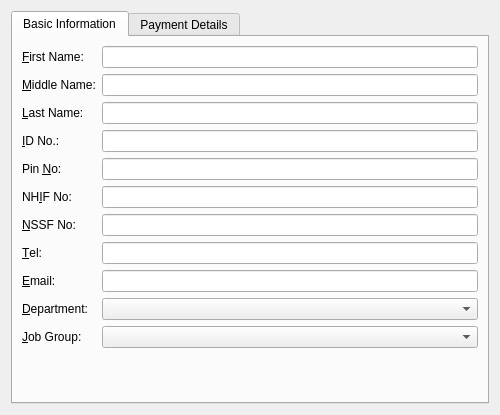
Old version of the form payroll/employeeeditor.ui in the repository jayjay-w/payroll.
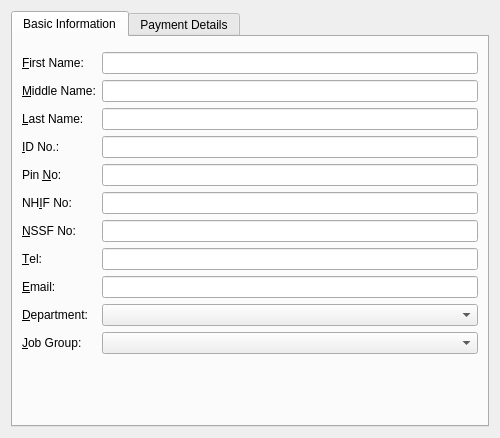
New version of the form. Custom widgets are drawn as their Qt base class.

```diff
--- a/payroll/employeeeditor.ui
+++ b/payroll/employeeeditor.ui
@@ -7,7 +7,7 @@
     <x>0</x>
     <y>0</y>
     <width>500</width>
-    <height>415</height>
+    <height>438</height>
    </rect>
   </property>
   <property name="maximumSize">
@@ -30,33 +30,7 @@
        <string>Basic Information</string>
       </attribute>
       <layout class="QGridLayout" name="gridLayout">
-       <item row="0" column="0">
-        <widget class="QLabel" name="label_2">
-         <property name="text">
-          <string>&amp;First Name:</string>
-         </property>
-         <property name="buddy">
-          <cstring>txtFirstName</cstring>
-         </property>
-        </widget>
-       </item>
-       <item row="0" column="1">
-        <widget class="QLineEdit" name="txtFirstName"/>
-       </item>
-       <item row="1" column="0">
-        <widget class="QLabel" name="label_3">
-         <property name="text">
-          <string>&amp;Middle Name:</string>
-         </property>
-         <property name="buddy">
-          <cstring>txtMiddleName</cstring>
-         </property>
-        </widget>
-       </item>
-       <item row="1" column="1">
-        <widget class="QLineEdit" name="txtMiddleName"/>
-       </item>
-       <item row="2" column="0">
+       <item row="3" column="0">
         <widget class="QLabel" name="label_4">
          <property name="text">
           <string>&amp;Last Name:</string>
@@ -66,10 +40,7 @@
          </property>
         </widget>
        </item>
-       <item row="2" column="1">
-        <widget class="QLineEdit" name="txtLastName"/>
-       </item>
-       <item row="3" column="0">
+       <item row="4" column="0">
         <widget class="QLabel" name="label_5">
          <property name="text">
           <string>&amp;ID No.:</string>
@@ -79,49 +50,36 @@
          </property>
         </widget>
        </item>
+       <item row="1" column="1">
+        <widget class="QLineEdit" name="txtFirstName"/>
+       </item>
+       <item row="2" column="0">
+        <widget class="QLabel" name="label_3">
+         <property name="text">
+          <string>&amp;Middle Name:</string>
+         </property>
+         <property name="buddy">
+          <cstring>txtMiddleName</cstring>
+         </property>
+        </widget>
+       </item>
+       <item row="2" column="1">
+        <widget class="QLineEdit" name="txtMiddleName"/>
+       </item>
+       <item row="1" column="0">
+        <widget class="QLabel" name="label_2">
+         <property name="text">
+          <string>&amp;First Name:</string>
+         </property>
+         <property name="buddy">
+          <cstring>txtFirstName</cstring>
+         </property>
+        </widget>
+       </item>
        <item row="3" column="1">
-        <widget class="QLineEdit" name="lineEdit_4"/>
+        <widget class="QLineEdit" name="txtLastName"/>
        </item>
-       <item row="4" column="0">
-        <widget class="QLabel" name="label_6">
-         <property name="text">
-          <string>Pin &amp;No:</string>
-         </property>
-         <property name="buddy">
-          <cstring>lineEdit_5</cstring>
-         </property>
-        </widget>
-       </item>
-       <item row="4" column="1">
-        <widget class="QLineEdit" name="lineEdit_5"/>
-       </item>
-       <item row="5" column="0">
-        <widget class="QLabel" name="label_8">
-         <property name="text">
-          <string>NH&amp;IF No:</string>
-         </property>
-         <property name="buddy">
-          <cstring>lineEdit_7</cstring>
-         </property>
-        </widget>
-       </item>
-       <item row="5" column="1">
-        <widget class="QLineEdit" name="lineEdit_7"/>
-       </item>
-       <item row="6" column="0">
-        <widget class="QLabel" name="label_7">
-         <property name="text">
-          <string>&amp;NSSF No:</string>
-         </property>
-         <property name="buddy">
-          <cstring>lineEdit_6</cstring>
-         </property>
-        </widget>
-       </item>
-       <item row="6" column="1">
-        <widget class="QLineEdit" name="lineEdit_6"/>
-       </item>
-       <item row="7" column="0">
+       <item row="8" column="0">
         <widget class="QLabel" name="label_9">
          <property name="text">
           <string>&amp;Tel:</string>
@@ -131,36 +89,7 @@
          </property>
         </widget>
        </item>
-       <item row="7" column="1">
-        <widget class="QLineEdit" name="lineEdit_8"/>
-       </item>
-       <item row="8" column="0">
-        <widget class="QLabel" name="label_10">
-         <property name="text">
-          <string>&amp;Email:</string>
-         </property>
-         <property name="buddy">
-          <cstring>lineEdit_9</cstring>
-         </property>
-        </widget>
-       </item>
-       <item row="8" column="1">
-        <widget class="QLineEdit" name="lineEdit_9"/>
-       </item>
-       <item row="9" column="0">
-        <widget class="QLabel" name="label_11">
-         <property name="text">
-          <string>&amp;Department:</string>
-         </property>
-         <property name="buddy">
-          <cstring>comboBox</cstring>
-         </property>
-        </widget>
-       </item>
-       <item row="9" column="1">
-        <widget class="QComboBox" name="comboBox"/>
-       </item>
-       <item row="10" column="0">
+       <item row="11" column="0">
         <widget class="QLabel" name="label_12">
          <property name="text">
           <string>&amp;Job Group:</string>
@@ -170,10 +99,32 @@
          </property>
         </widget>
        </item>
-       <item row="10" column="1">
-        <widget class="QComboBox" name="comboBox_2"/>
+       <item row="4" column="1">
+        <widget class="QLineEdit" name="lineEdit_4"/>
+       </item>
+       <item row="6" column="1">
+        <widget class="QLineEdit" name="lineEdit_7"/>
        </item>
        <item row="11" column="1">
+        <widget class="QComboBox" name="comboBox_2"/>
+       </item>
+       <item row="7" column="0">
+        <widget class="QLabel" name="label_7">
+         <property name="text">
+          <string>&amp;NSSF No:</string>
+         </property>
+         <property name="buddy">
+          <cstring>lineEdit_6</cstring>
+         </property>
+        </widget>
+       </item>
+       <item row="8" column="1">
+        <widget class="QLineEdit" name="lineEdit_8"/>
+       </item>
+       <item row="7" column="1">
+        <widget class="QLineEdit" name="lineEdit_6"/>
+       </item>
+       <item row="12" column="1">
         <spacer name="verticalSpacer">
          <property name="orientation">
           <enum>Qt::Vertical</enum>
@@ -186,6 +137,58 @@
          </property>
         </spacer>
        </item>
+       <item row="6" column="0">
+        <widget class="QLabel" name="label_8">
+         <property name="text">
+          <string>NH&amp;IF No:</string>
+         </property>
+         <property name="buddy">
+          <cstring>lineEdit_7</cstring>
+         </property>
+        </widget>
+       </item>
+       <item row="9" column="1">
+        <widget class="QLineEdit" name="lineEdit_9"/>
+       </item>
+       <item row="5" column="0">
+        <widget class="QLabel" name="label_6">
+         <property name="text">
+          <string>Pin &amp;No:</string>
+         </property>
+         <property name="buddy">
+          <cstring>lineEdit_5</cstring>
+         </property>
+        </widget>
+       </item>
+       <item row="5" column="1">
+        <widget class="QLineEdit" name="lineEdit_5"/>
+       </item>
+       <item row="10" column="1">
+        <widget class="QComboBox" name="comboBox"/>
+       </item>
+       <item row="10" column="0">
+        <widget class="QLabel" name="label_11">
+         <property name="text">
+          <string>&amp;Department:</string>
+         </property>
+         <property name="buddy">
+          <cstring>comboBox</cstring>
+         </property>
+        </widget>
+       </item>
+       <item row="9" column="0">
+        <widget class="QLabel" name="label_10">
+         <property name="text">
+          <string>&amp;Email:</string>
+         </property>
+         <property name="buddy">
+          <cstring>lineEdit_9</cstring>
+         </property>
+        </widget>
+       </item>
+       <item row="0" column="0" colspan="2">
+        <widget class="KMessageWidget" name="basicDetailsMessage" native="true"/>
+       </item>
       </layout>
      </widget>
      <widget class="QWidget" name="tab_2">
@@ -233,6 +236,14 @@
    </item>
   </layout>
  </widget>
+ <customwidgets>
+  <customwidget>
+   <class>KMessageWidget</class>
+   <extends>QWidget</extends>
+   <header location="global">kmessagewidget.h</header>
+   <container>1</container>
+  </customwidget>
+ </customwidgets>
  <resources/>
  <connections/>
 </ui>
```
